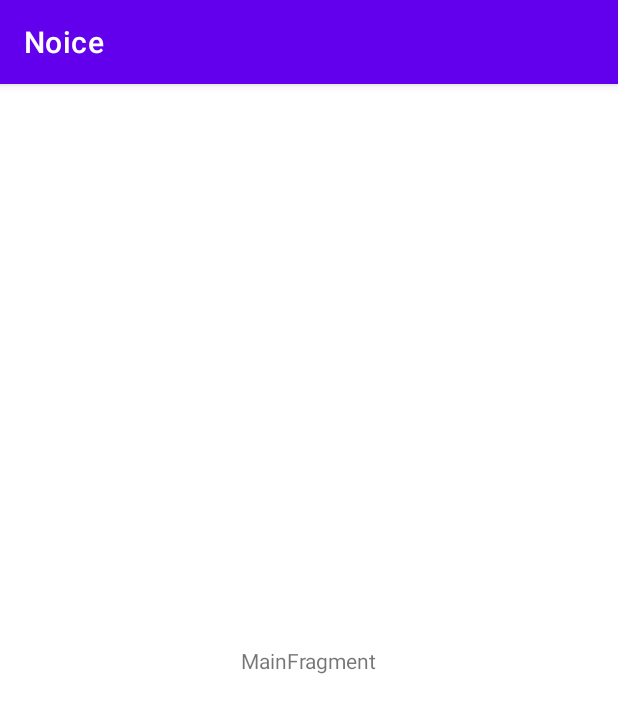
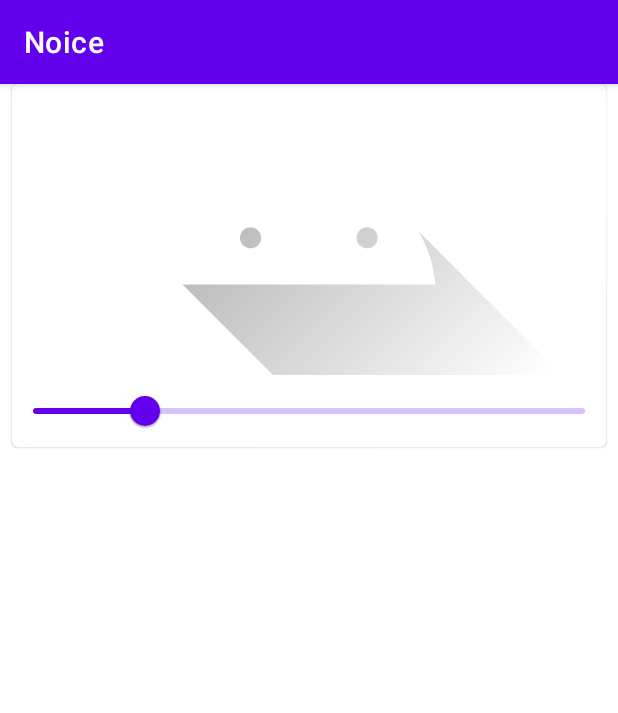
Before and after one commit to dgolbourn/Noice, an Android app: the screen it shows after launch (MainActivity), on a phone screen of 412 x 824 dp. Shown: the top 713 px of the screen. Run offline under Robolectric (Android 15) with nearby library versions, the phone set to English and light mode, and no system bars.

Commit message:
checkable card with slider

```diff
--- a/app/src/main/res/layout/fragment_main.xml
+++ b/app/src/main/res/layout/fragment_main.xml
@@ -7,14 +7,39 @@
     android:layout_height="match_parent"
     tools:context=".ui.main.MainFragment">
 
-    <TextView
-        android:id="@+id/message"
-        android:layout_width="wrap_content"
+
+    <com.google.android.material.card.MaterialCardView
+        android:id="@+id/card"
+        android:layout_width="match_parent"
         android:layout_height="wrap_content"
-        android:text="MainFragment"
-        app:layout_constraintBottom_toBottomOf="parent"
-        app:layout_constraintEnd_toEndOf="parent"
-        app:layout_constraintStart_toStartOf="parent"
-        app:layout_constraintTop_toTopOf="parent" />
+        android:layout_margin="8dp"
+        android:clickable="true"
+        android:focusable="true"
+        android:checkable="true">
 
+        <LinearLayout
+            android:layout_width="match_parent"
+            android:layout_height="wrap_content"
+            android:orientation="vertical">
+
+            <!-- Media -->
+            <ImageView
+                android:layout_width="match_parent"
+                android:layout_height="194dp"
+                app:srcCompat="@drawable/ic_launcher_foreground"
+                android:scaleType="centerCrop"
+                android:contentDescription="@string/content_description_media"
+                />
+            <com.google.android.material.slider.Slider
+                android:id="@+id/slider"
+                android:layout_width="match_parent"
+                android:layout_height="wrap_content"
+                android:contentDescription="@string/slider_desc"
+                android:value="20.0"
+                android:valueFrom="0.0"
+                android:valueTo="100.0" />
+
+        </LinearLayout>
+
+    </com.google.android.material.card.MaterialCardView>
 </androidx.constraintlayout.widget.ConstraintLayout>
--- a/app/src/main/res/values/strings.xml
+++ b/app/src/main/res/values/strings.xml
@@ -1,3 +1,5 @@
 <resources>
     <string name="app_name">Noice</string>
+    <string name="content_description_media">content description</string>
+    <string name="slider_desc">volume</string>
 </resources>
```
